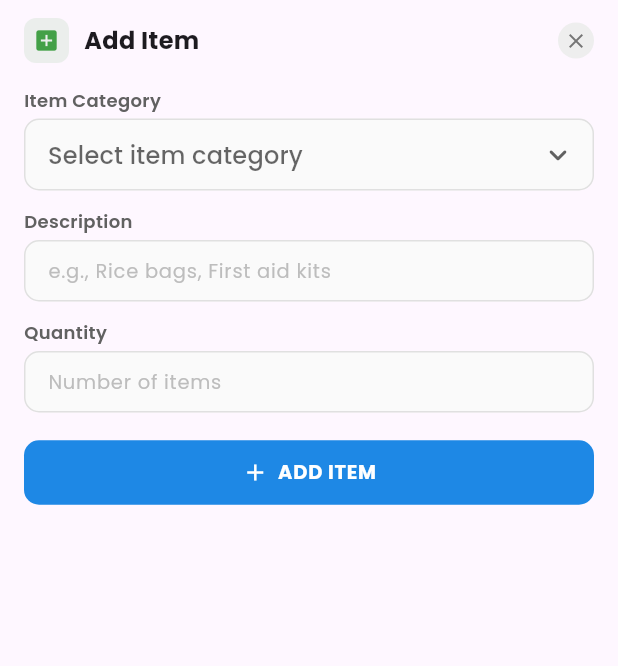
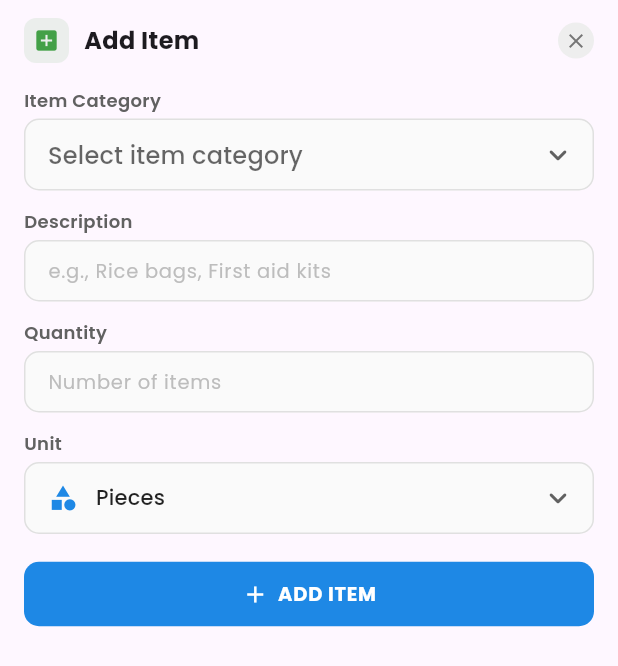
Before and after one commit to rahul-p-v-2005/reliefflow-frontend, a Flutter app: the ItemDonationRequestItemForm widget shown alone on an empty page, opened directly, on a phone screen of 412 x 824 dp. Shown: the top 666 px of the screen. Run offline on Flutter 3.47's test engine with Material 3 defaults, Android fonts, the phone set to English and light mode, and no system bars; our stand-ins replace bloc, equatable, firebase_core, firebase_messaging, flutter_bloc, flutter_local_notifications and 7 more; missing offline and left inert: debounce_throttle, star_menu; accounts and stored records are empty; network calls fail.

Commit message:
feat: Implement item donation request feature including models, forms, and screens.

```diff
--- a/lib/models/requests/donation_request.dart
+++ b/lib/models/requests/donation_request.dart
@@ -4,12 +4,14 @@ class ItemDetail {
   final String category;
   final String? description;
   final String quantity;
+  final String? unit;
 
   ItemDetail({
     this.id,
     required this.category,
     this.description,
     required this.quantity,
+    this.unit,
   });
 
   factory ItemDetail.fromJson(Map<String, dynamic> json) {
@@ -17,7 +19,8 @@ class ItemDetail {
       id: json['_id'] as String?,
       category: json['category'] as String? ?? '',
       description: json['description'] as String?,
-      quantity: json['quantity'] as String? ?? '',
+      quantity: json['quantity']?.toString() ?? '',
+      unit: json['unit'] as String? ?? 'pieces',
     );
   }
 
@@ -27,6 +30,7 @@ class ItemDetail {
       'category': category,
       if (description != null) 'description': description,
       'quantity': quantity,
+      'unit': unit ?? 'pieces',
     };
   }
 }
--- a/lib/screens/home/home_screen.dart
+++ b/lib/screens/home/home_screen.dart
@@ -60,7 +60,13 @@ class _HomeScreenState extends State<HomeScreen> with WidgetsBindingObserver {
       body: Container(
         child: Padding(
           padding: const EdgeInsets.symmetric(horizontal: 12, vertical: 12),
+          child: RefreshIndicator(
+            onRefresh: () async {
+              context.read<RequestsListCubit>().refresh();
+            },
+            color: const Color(0xFF1E88E5),
             child: ListView(
+              physics: const AlwaysScrollableScrollPhysics(),
               children: [
                 ReliefCentersMap(),
                 SizedBox(
@@ -78,6 +84,7 @@ class _HomeScreenState extends State<HomeScreen> with WidgetsBindingObserver {
                 // _RequestButtonsRow(),
                 _DonationRequestList(),
               ],
+            ),
           ),
         ),
       ),
--- a/lib/screens/request_donation/cubit/items_donation_cubit.dart
+++ b/lib/screens/request_donation/cubit/items_donation_cubit.dart
@@ -101,6 +101,7 @@ class ItemsDonationCubit extends Cubit<ItemsDonationState> {
               'category': item.category.categoryName.toLowerCase(),
               'description': item.description,
               'quantity': item.quantity,
+              'unit': item.unit,
             },
           )
           .toList();
--- a/lib/screens/request_donation/forms/items_donation_form.dart
+++ b/lib/screens/request_donation/forms/items_donation_form.dart
@@ -255,7 +255,7 @@ class _ItemsList extends StatelessWidget {
                     borderRadius: BorderRadius.circular(12),
                   ),
                   child: Text(
-                    'x${item.quantity}',
+                    '${item.quantity} ${item.unit}',
                     style: TextStyle(
                       color: Colors.white,
                       fontSize: 11,
--- a/lib/screens/request_donation/models/item_request_item.dart
+++ b/lib/screens/request_donation/models/item_request_item.dart
@@ -1,4 +1,4 @@
-// import 'package:reliefflow_frontend_public_app/screens/request_donation/models/item_request_item_category.dart';
+// import 'package:reliefflow_frontend_public_app/screens/request_donation/models/item_request_item.dart';
 
 import 'package:reliefflow_frontend_public_app/screens/request_donation/models/item_request_item_category.dart';
 
@@ -6,10 +6,12 @@ class ItemRequestItem {
   final ItemCategory category;
   final String description;
   final String quantity;
+  final String unit;
 
   ItemRequestItem({
     required this.category,
     required this.description,
     required this.quantity,
+    required this.unit,
   });
 }
--- a/lib/screens/request_donation/widgets/item_donation_request_item_form.dart
+++ b/lib/screens/request_donation/widgets/item_donation_request_item_form.dart
@@ -17,7 +17,17 @@ class _ItemDonationRequestItemFormState
   ItemCategory? selectedItemCategory;
   String description = '';
   String qty = '';
+  String selectedUnit = 'pieces';
   String? error;
+
+  final List<String> unitOptions = [
+    'pieces',
+    'kg',
+    'liters',
+    'packs',
+    'boxes',
+    'units',
+  ];
 
   @override
   Widget build(BuildContext context) {
@@ -103,6 +113,65 @@ class _ItemDonationRequestItemFormState
               keyboardType: TextInputType.number,
               onChanged: (v) => qty = v,
             ),
+            SizedBox(height: 12),
+
+            // Unit
+            _buildLabel("Unit"),
+            SizedBox(height: 4),
+            DropdownButtonFormField<String>(
+              value: selectedUnit,
+              icon: const Icon(Icons.keyboard_arrow_down_rounded),
+              dropdownColor: Colors.white,
+              decoration: InputDecoration(
+                isDense: true,
+                contentPadding: const EdgeInsets.symmetric(
+                  horizontal: 12,
+                  vertical: 12,
+                ),
+                filled: true,
+                fillColor: Colors.grey[50],
+                border: OutlineInputBorder(
+                  borderRadius: BorderRadius.circular(10),
+                  borderSide: BorderSide(color: Colors.grey[300]!),
+                ),
+                enabledBorder: OutlineInputBorder(
+                  borderRadius: BorderRadius.circular(10),
+                  borderSide: BorderSide(color: Colors.grey[300]!),
+                ),
+                focusedBorder: OutlineInputBorder(
+                  borderRadius: BorderRadius.circular(10),
+                  borderSide: const BorderSide(
+                    color: Color(0xFF1E88E5),
+                    width: 1.5,
+                  ),
+                ),
+              ),
+              items: unitOptions.map((unit) {
+                return DropdownMenuItem<String>(
+                  value: unit,
+                  child: Row(
+                    children: [
+                      Icon(
+                        _getUnitIcon(unit),
+                        size: 20,
+                        color: const Color(0xFF1E88E5),
+                      ),
+                      const SizedBox(width: 12),
+                      Text(
+                        _getUnitLabel(unit),
+                        style: const TextStyle(
+                          fontSize: 14,
+                          fontWeight: FontWeight.w500,
+                          color: Colors.black87,
+                        ),
+                      ),
+                    ],
+                  ),
+                );
+              }).toList(),
+              onChanged: (value) =>
+                  setState(() => selectedUnit = value ?? 'pieces'),
+            ),
             SizedBox(height: 16),
 
             // Error
@@ -144,6 +213,7 @@ class _ItemDonationRequestItemFormState
                       category: selectedItemCategory!,
                       description: description,
                       quantity: qty,
+                      unit: selectedUnit,
                     ),
                   );
                 },
@@ -181,6 +251,44 @@ class _ItemDonationRequestItemFormState
     );
   }
 
+  IconData _getUnitIcon(String unit) {
+    switch (unit) {
+      case 'pieces':
+        return Icons.category;
+      case 'kg':
+        return Icons.scale;
+      case 'liters':
+        return Icons.water_drop;
+      case 'packs':
+        return Icons.inventory;
+      case 'boxes':
+        return Icons.inventory_2;
+      case 'units':
+        return Icons.grid_view;
+      default:
+        return Icons.category;
+    }
+  }
+
+  String _getUnitLabel(String unit) {
+    switch (unit) {
+      case 'pieces':
+        return 'Pieces';
+      case 'kg':
+        return 'Kilograms (kg)';
+      case 'liters':
+        return 'Liters (L)';
+      case 'packs':
+        return 'Packs';
+      case 'boxes':
+        return 'Boxes';
+      case 'units':
+        return 'Units';
+      default:
+        return unit.toUpperCase();
+    }
+  }
+
   Widget _buildTextField({
     required String hint,
     TextInputType? keyboardType,
@@ -189,6 +297,7 @@ class _ItemDonationRequestItemFormState
     return TextFormField(
       onChanged: onChanged,
       keyboardType: keyboardType,
+      onTapOutside: (event) => FocusScope.of(context).unfocus(),
       style: TextStyle(fontSize: 14),
       decoration: InputDecoration(
         isDense: true,
--- a/lib/screens/request_donation/widgets/item_type_dropdown.dart
+++ b/lib/screens/request_donation/widgets/item_type_dropdown.dart
@@ -49,7 +49,6 @@ class _ItemTypeDropdownState extends State<ItemTypeDropdown> {
           vertical: 12,
         ),
         hintText: 'Select item category',
-        hintStyle: TextStyle(color: Colors.grey[400], fontSize: 13),
         filled: true,
         fillColor: Colors.grey[50],
         border: OutlineInputBorder(
--- a/lib/screens/requests_list/requests_list_screen.dart
+++ b/lib/screens/requests_list/requests_list_screen.dart
@@ -1944,7 +1944,7 @@ class DonationRequestBottomSheet extends StatelessWidget {
                               borderRadius: BorderRadius.circular(6),
                             ),
                             child: Text(
-                              'Qty: ${item.quantity}',
+                              'Qty: ${item.quantity} ${item.unit ?? 'pieces'}',
                               style: TextStyle(
                                 fontSize: 11,
                                 fontWeight: FontWeight.bold,
@@ -2487,7 +2487,7 @@ class DonationRequestTrackingScreen extends StatelessWidget {
                                       ),
                                     ),
                                     child: Text(
-                                      'Qty: ${item.quantity}',
+                                      'Qty: ${item.quantity} ${item.unit ?? 'pieces'}',
                                       style: TextStyle(
                                         fontSize: 11,
                                         fontWeight: FontWeight.bold,
```
Lines whose indentation alone changed are shown as unchanged.
